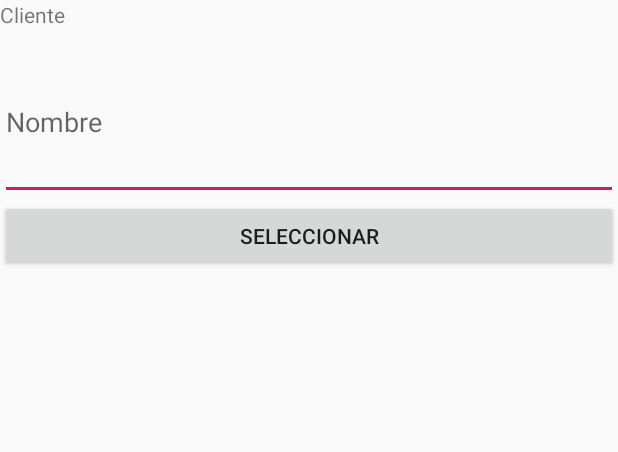
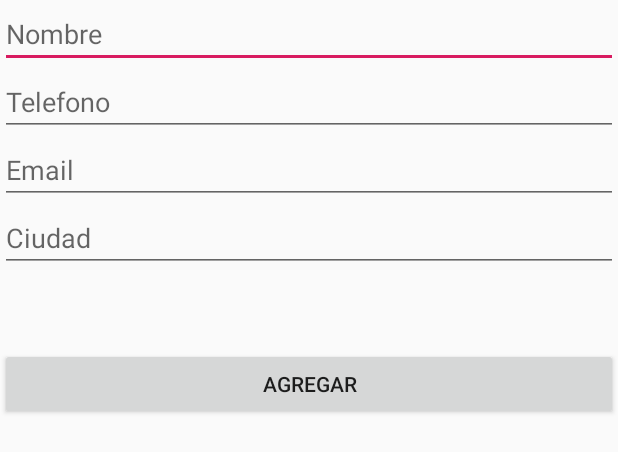
Before and after one commit to diegocabra/PedidosAcuadritos, an Android app: the layout fragment_cliente.xml on its own in the app's theme, with its tools: preview values and no code run, on a phone screen of 412 x 824 dp. Shown: the top 452 px of the screen. Run offline under Robolectric (Android 15) with nearby library versions, the phone set to English and light mode, and no system bars.

Commit message:
Tab Cliente modificado y funcionando.

```diff
--- a/app/src/main/AndroidManifest.xml
+++ b/app/src/main/AndroidManifest.xml
@@ -1,7 +1,7 @@
 <?xml version="1.0" encoding="utf-8"?>
 <manifest xmlns:android="http://schemas.android.com/apk/res/android"
     package="com.example.pedidosacuadritos">
-
+    <uses-permission android:name="android.permission.INTERNET"/>
     <application
         android:allowBackup="true"
         android:icon="@mipmap/ic_launcher"
--- a/app/src/main/java/com/example/pedidosacuadritos/First_ClienteFragment.java
+++ b/app/src/main/java/com/example/pedidosacuadritos/First_ClienteFragment.java
@@ -26,6 +26,8 @@ public class First_ClienteFragment extends Fragment {
                              Bundle savedInstanceState) {
         // Inflate the layout for this fragment
         return inflater.inflate(R.layout.fragment_cliente, container, false);
+
+
     }
 
 }
--- a/app/src/main/res/layout/content_main.xml
+++ b/app/src/main/res/layout/content_main.xml
@@ -29,7 +29,7 @@
             android:id="@+id/firstItem"
             android:layout_width="wrap_content"
             android:layout_height="wrap_content"
-            android:text="Monday" />
+            android:text="Cliente" />
 
         <com.google.android.material.tabs.TabItem
             android:id="@+id/secondItem"
@@ -41,7 +41,7 @@
             android:id="@+id/thirditem"
             android:layout_width="wrap_content"
             android:layout_height="wrap_content"
-            android:text="Wednesday" />
+            android:text="Pago" />
 
     </com.google.android.material.tabs.TabLayout>
 
--- a/app/src/main/res/layout/fragment_cliente.xml
+++ b/app/src/main/res/layout/fragment_cliente.xml
@@ -12,30 +12,47 @@
 
         <LinearLayout
             android:layout_width="match_parent"
-            android:layout_height="133dp"
+            android:layout_height="232dp"
             android:orientation="vertical">
 
-            <TextView
-                android:id="@+id/tv_cliente"
+            <EditText
+                android:id="@+id/eT_Nombre"
                 android:layout_width="match_parent"
-                android:layout_height="29dp"
-                android:text="Cliente" />
+                android:layout_height="wrap_content"
+                android:ems="10"
+                android:hint="Nombre"
+                android:inputType="textPersonName" />
 
             <EditText
-                android:id="@+id/eT_Cliente"
+                android:id="@+id/eT_Telefono"
                 android:layout_width="match_parent"
                 android:layout_height="wrap_content"
-                android:layout_weight="1"
                 android:ems="10"
-                android:hint="Nombre"
+                android:hint="Telefono"
+                android:inputType="phone" />
+
+            <EditText
+                android:id="@+id/eT_Email"
+                android:layout_width="match_parent"
+                android:layout_height="wrap_content"
+                android:ems="10"
+                android:hint="Email "
+                android:inputType="textEmailAddress" />
+
+            <EditText
+                android:id="@+id/eT_Ciudad"
+                android:layout_width="match_parent"
+                android:layout_height="wrap_content"
+                android:ems="10"
+                android:hint="Ciudad"
                 android:inputType="textPersonName" />
         </LinearLayout>
 
         <Button
-            android:id="@+id/bt_okCliente"
+            android:id="@+id/bt_Agregar"
             android:layout_width="match_parent"
             android:layout_height="wrap_content"
-            android:text="Seleccionar" />
+            android:text="Agregar" />
 
     </LinearLayout>
 </FrameLayout>
```
